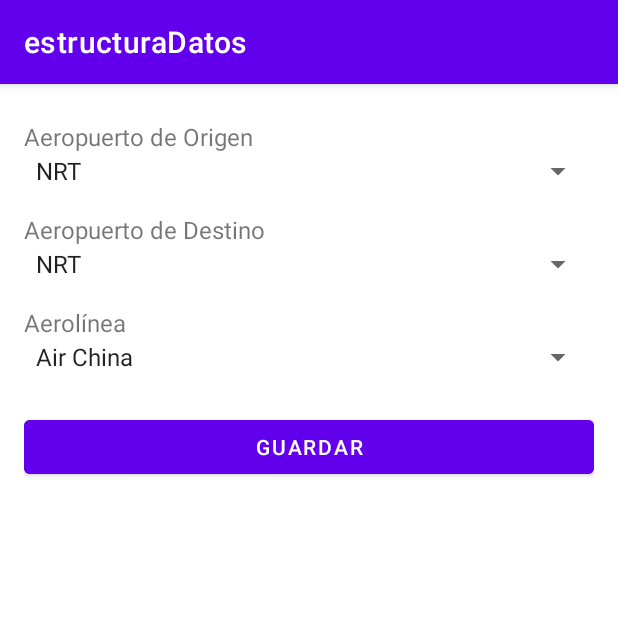
After one commit to JosuePach3co/ProyectoEstructuraDatos, an Android app: the EditFlightActivity screen opened directly, with no data from a screen before it, on a phone screen of 412 x 824 dp, the top half of it. The commit adds this screen. Run offline under Robolectric (Android 15) with nearby library versions, the phone set to English and light mode, and no system bars.

Commit message:
Se agrega editar aeropuerto y vuelo

```diff
--- a/app/src/main/AndroidManifest.xml
+++ b/app/src/main/AndroidManifest.xml
@@ -13,9 +13,11 @@
         android:theme="@style/Theme.EstructuraDatos" >
         <activity android:name=".AddAirportActivity" />
         <activity android:name=".DeleteActivity"/>
-        <activity android:name=".DeleteAirportListActivity"/>
-        <activity android:name=".DeleteFlightListActivity"/>
+        <activity android:name=".AirportListActivity"/>
+        <activity android:name=".FlightListActivity"/>
         <activity android:name=".AddFlightActivity" />
+        <activity android:name=".EditAirportActivity"/>
+        <activity android:name=".EditFlightActivity"/>
         <activity android:name=".MainActivity"
             android:exported="true">
             <intent-filter>
--- a/app/src/main/java/com/example/estructuradatos/Airline.java
+++ b/app/src/main/java/com/example/estructuradatos/Airline.java
@@ -1,4 +1,6 @@
 package com.example.estructuradatos;
+
+import androidx.annotation.NonNull;
 
 import java.io.Serializable;
 import java.util.LinkedList;
@@ -26,4 +28,9 @@ public class Airline implements Serializable {
     public void addFlight(Flight flight) {
         this.flights.add(flight);
     }
+
+    @Override
+    public String toString() {
+        return name;
+    }
 }
--- a/app/src/main/java/com/example/estructuradatos/DeleteActivity.java
+++ b/app/src/main/java/com/example/estructuradatos/DeleteActivity.java
@@ -21,9 +21,9 @@ public class DeleteActivity extends AppCompatActivity {
         btnAceptar.setOnClickListener(v -> {
             Intent intent = null;
             if (radioAirport.isChecked()) {
-                intent = new Intent(this, DeleteAirportListActivity.class);
+                intent = new Intent(this, AirportListActivity.class);
             } else if (radioFlight.isChecked()) {
-                intent = new Intent(this, DeleteFlightListActivity.class);
+                intent = new Intent(this, FlightListActivity.class);
             }
             if (intent != null) {
                 startActivity(intent);
--- /dev/null
+++ b/app/src/main/java/com/example/estructuradatos/EditFlightActivity.java
@@ -0,0 +1,101 @@
+package com.example.estructuradatos;
+
+import android.os.Bundle;
+import android.widget.ArrayAdapter;
+import android.widget.Button;
+import android.widget.Spinner;
+import android.widget.Toast;
+
+import androidx.appcompat.app.AppCompatActivity;
+
+import java.util.ArrayList;
+import java.util.List;
+
+public class EditFlightActivity extends AppCompatActivity {
+    private FlightManager flightManager;
+    private Flight flight;
+
+    @Override
+    protected void onCreate(Bundle savedInstanceState) {
+        super.onCreate(savedInstanceState);
+        setContentView(R.layout.edit_flight);
+
+        String originCode = getIntent().getStringExtra("origin");
+        String destinationCode = getIntent().getStringExtra("destination");
+
+        flightManager = FlightManager.getInstance();
+
+        // Buscar el vuelo en el grafo
+        Airport origin = flightManager.getFlightGraph().findAirport(originCode);
+        if (origin != null) {
+            for (Flight f : origin.getFlightList()) {
+                if (f.getDestination().getIataCode().equals(destinationCode)) {
+                    flight = f;
+                    break;
+                }
+            }
+        }
+
+        Spinner spinnerOrigin = findViewById(R.id.spinnerOrigin);
+        Spinner spinnerDestination = findViewById(R.id.spinnerDestination);
+        Spinner spinnerAirline = findViewById(R.id.spinnerAirline);
+        Button btnSave = findViewById(R.id.btnSaveFlight);
+
+        List<Airport> airportList = new ArrayList<>(flightManager.getFlightGraph().getVertices());
+
+        // Adaptadores para origen y destino
+        ArrayAdapter<Airport> adapterOrigin = new ArrayAdapter<>(this,
+                android.R.layout.simple_spinner_item, airportList);
+        adapterOrigin.setDropDownViewResource(android.R.layout.simple_spinner_dropdown_item);
+        spinnerOrigin.setAdapter(adapterOrigin);
+
+        ArrayAdapter<Airport> adapterDestination = new ArrayAdapter<>(this,
+                android.R.layout.simple_spinner_item, airportList);
+        adapterDestination.setDropDownViewResource(android.R.layout.simple_spinner_dropdown_item);
+        spinnerDestination.setAdapter(adapterDestination);
+
+        // Adaptador para aerolínea
+        ArrayAdapter<Airline> adapterAirline = new ArrayAdapter<>(this,
+                android.R.layout.simple_spinner_item, flightManager.getAirlines());
+        adapterAirline.setDropDownViewResource(android.R.layout.simple_spinner_dropdown_item);
+        spinnerAirline.setAdapter(adapterAirline);
+
+        // Seleccionar valores actuales
+        if (flight != null) {
+            int posOrigin = airportList.indexOf(flight.getOrigin());
+            int posDest = airportList.indexOf(flight.getDestination());
+            int posAirline = flightManager.getAirlines().indexOf(flight.getAirline());
+
+            if (posOrigin >= 0) spinnerOrigin.setSelection(posOrigin);
+            if (posDest >= 0) spinnerDestination.setSelection(posDest);
+            if (posAirline >= 0) spinnerAirline.setSelection(posAirline);
+        }
+
+        btnSave.setOnClickListener(v -> {
+            Airport selectedOrigin = (Airport) spinnerOrigin.getSelectedItem();
+            Airport selectedDestination = (Airport) spinnerDestination.getSelectedItem();
+            Airline selectedAirline = (Airline) spinnerAirline.getSelectedItem();
+
+            if (selectedOrigin.equals(selectedDestination)) {
+                Toast.makeText(this, "El aeropuerto de origen y destino no pueden ser el mismo", Toast.LENGTH_SHORT).show();
+                return;
+            }
+
+            // Actualizar vuelo en el grafo
+            if (flight != null) {
+                // Si cambiaron origen o destino, eliminar el vuelo anterior y crear uno nuevo
+                if (!flight.getOrigin().equals(selectedOrigin) || !flight.getDestination().equals(selectedDestination)) {
+                    flight.getOrigin().getFlightList().remove(flight);
+                    flight = new Flight(selectedOrigin, selectedDestination, flight.getDistance(), selectedAirline);
+                    selectedOrigin.addFlightListAirport(flight);
+                } else {
+                    // Solo cambiar aerolínea
+                    flight.setAirline(selectedAirline);
+                }
+            }
+
+            Toast.makeText(this, "Vuelo actualizado", Toast.LENGTH_SHORT).show();
+            finish();
+        });
+    }
+}
--- a/app/src/main/java/com/example/estructuradatos/FlightManager.java
+++ b/app/src/main/java/com/example/estructuradatos/FlightManager.java
@@ -62,4 +62,5 @@ public class FlightManager implements Serializable {
         flightGraph.addFlight("PKX", "NRT", 2100, airChina);
         flightGraph.addFlight("LHR", "CDG", 343, airFrancesa);
     }
+
 }
--- a/app/src/main/res/layout/activity_main.xml
+++ b/app/src/main/res/layout/activity_main.xml
@@ -34,7 +34,7 @@
         android:layout_gravity="bottom|center_horizontal"
         android:layout_margin="16dp"
         android:contentDescription="Eliminar aeropuerto"
-        app:srcCompat="@android:drawable/ic_menu_delete"
+        app:srcCompat="@android:drawable/ic_menu_edit"
         android:backgroundTint="@color/purple_500"
         app:tint="@android:color/white" />
 
@@ -45,7 +45,7 @@
         android:layout_gravity="bottom|end"
         android:layout_margin="16dp"
         android:contentDescription="Agregar vuelo"
-        app:srcCompat="@drawable/ic_add_vuelo"
+        android:src="@drawable/ic_add_vuelo"
         android:backgroundTint="@color/purple_500"
         app:tint="@android:color/white" />
 
--- /dev/null
+++ b/app/src/main/res/layout/edit_flight.xml
@@ -0,0 +1,56 @@
+<?xml version="1.0" encoding="utf-8"?>
+<LinearLayout xmlns:android="http://schemas.android.com/apk/res/android"
+    android:layout_width="match_parent"
+    android:layout_height="wrap_content"
+    android:orientation="vertical"
+    android:padding="16dp">
+
+    <TextView
+        android:layout_width="wrap_content"
+        android:layout_height="wrap_content"
+        android:text="Aeropuerto de Origen"
+        android:textSize="16sp"
+        android:paddingTop="8dp" />
+
+    <Spinner
+        android:id="@+id/spinnerOrigin"
+        android:layout_width="match_parent"
+        android:layout_height="wrap_content"
+        android:spinnerMode="dropdown" />
+
+    <TextView
+        android:layout_width="wrap_content"
+        android:layout_height="wrap_content"
+        android:text="Aeropuerto de Destino"
+        android:textSize="16sp"
+        android:paddingTop="16dp" />
+
+    <Spinner
+        android:id="@+id/spinnerDestination"
+        android:layout_width="match_parent"
+        android:layout_height="wrap_content"
+        android:spinnerMode="dropdown" />
+
+    <TextView
+        android:layout_width="wrap_content"
+        android:layout_height="wrap_content"
+        android:text="Aerolínea"
+        android:textSize="16sp"
+        android:paddingTop="16dp" />
+
+    <Spinner
+        android:id="@+id/spinnerAirline"
+        android:layout_width="match_parent"
+        android:layout_height="wrap_content"
+        android:spinnerMode="dropdown" />
+
+    <Button
+        android:id="@+id/btnSaveFlight"
+        android:layout_width="match_parent"
+        android:layout_height="wrap_content"
+        android:text="Guardar"
+        android:backgroundTint="@color/purple_500"
+        android:textColor="@android:color/white"
+        android:layout_marginTop="24dp" />
+
+</LinearLayout>
```
Also changed, not shown: app/src/main/java/com/example/estructuradatos/Airport.java (+8 -0 lines), app/src/main/java/com/example/estructuradatos/AirportAdapter.java (+13 -10 lines), app/src/main/java/com/example/estructuradatos/AirportListActivity.java (renamed from app/src/main/java/com/example/estructuradatos/DeleteAirportListActivity.java, +7 -1 lines), app/src/main/java/com/example/estructuradatos/EditAirportActivity.java (added, +64 -0 lines), app/src/main/java/com/example/estructuradatos/Flight.java (+7 -0 lines), app/src/main/java/com/example/estructuradatos/FlightAdapter.java (+14 -6 lines), app/src/main/java/com/example/estructuradatos/FlightListActivity.java (renamed from app/src/main/java/com/example/estructuradatos/DeleteFlightListActivity.java, +9 -1 lines), app/src/main/res/layout/edit_airport.xml (added, +41 -0 lines), app/src/main/res/layout/layout_airport_item.xml (+11 -2 lines), app/src/main/res/layout/layout_flight_item.xml (+13 -3 lines).
